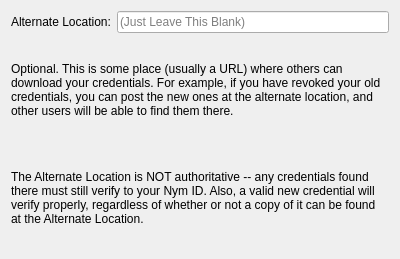
First picture: the form in src/gui/widgets/pagenym_altlocation.ui, repository Open-Transactions/Moneychanger, before the edit.
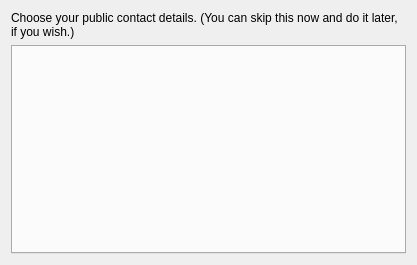
Second picture: the form after the edit.

Commit message: Added Contact Data to Nym Creation wizard.

```diff
--- a/src/gui/widgets/pagenym_altlocation.ui
+++ b/src/gui/widgets/pagenym_altlocation.ui
@@ -6,45 +6,28 @@
    <rect>
     <x>0</x>
     <y>0</y>
-    <width>400</width>
-    <height>259</height>
+    <width>417</width>
+    <height>265</height>
    </rect>
   </property>
   <property name="windowTitle">
    <string>WizardPage</string>
   </property>
-  <layout class="QGridLayout" name="gridLayout">
-   <item row="0" column="0">
+  <layout class="QVBoxLayout" name="verticalLayout">
+   <item>
     <widget class="QLabel" name="label">
      <property name="text">
-      <string>Alternate Location:</string>
+      <string>Choose your public contact details. (You can skip this now and do it later, if you wish.)</string>
      </property>
-    </widget>
-   </item>
-   <item row="0" column="1">
-    <widget class="QLineEdit" name="lineEditLocation">
-     <property name="placeholderText">
-      <string>(Just Leave This Blank)</string>
-     </property>
-    </widget>
-   </item>
-   <item row="1" column="0" colspan="2">
-    <widget class="QLabel" name="labelExplanation">
-     <property name="text">
-      <string>Optional. This is some place (usually a URL) where others can download your credentials. For example, if you have revoked your old credentials, you can post the new ones at the alternate location, and other users will be able to find them there.</string>
-     </property>
      <property name="wordWrap">
       <bool>true</bool>
      </property>
     </widget>
    </item>
-   <item row="2" column="0" colspan="2">
-    <widget class="QLabel" name="labelExplanation_2">
-     <property name="text">
-      <string>The Alternate Location is NOT authoritative -- any credentials found there must still verify to your Nym ID. Also, a valid new credential will verify properly, regardless of whether or not a copy of it can be found at the Alternate Location.</string>
-     </property>
-     <property name="wordWrap">
-      <bool>true</bool>
+   <item>
+    <widget class="QTabWidget" name="tabWidget">
+     <property name="currentIndex">
+      <number>-1</number>
      </property>
     </widget>
    </item>
```
The commit also changes 8 other files.
